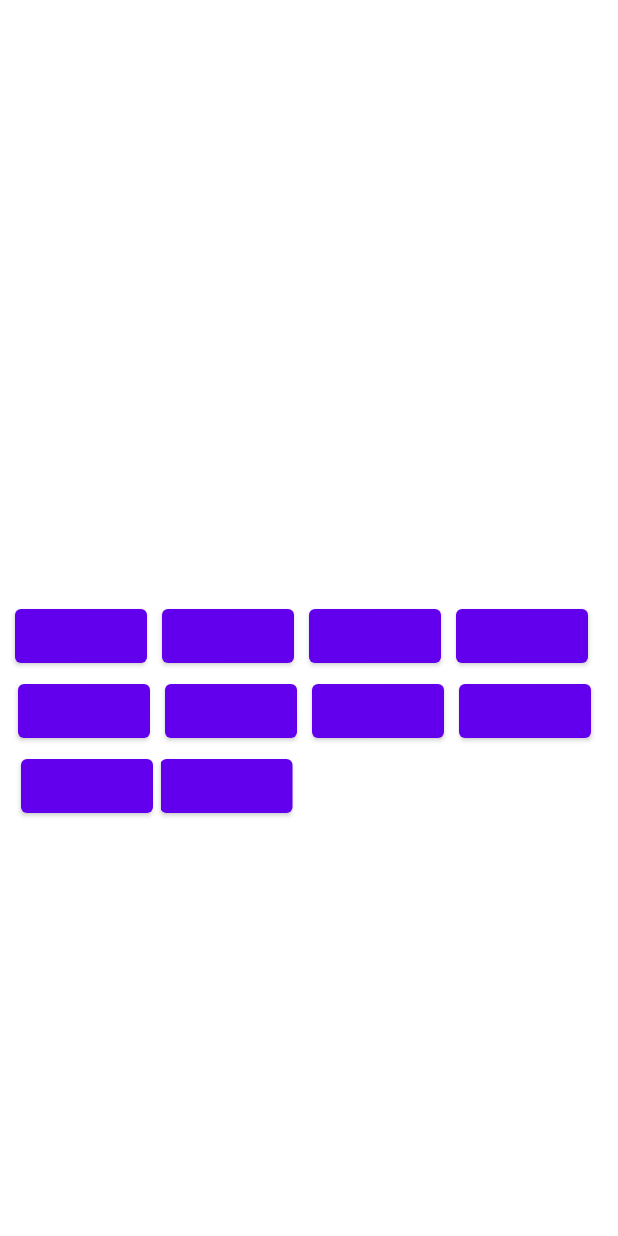
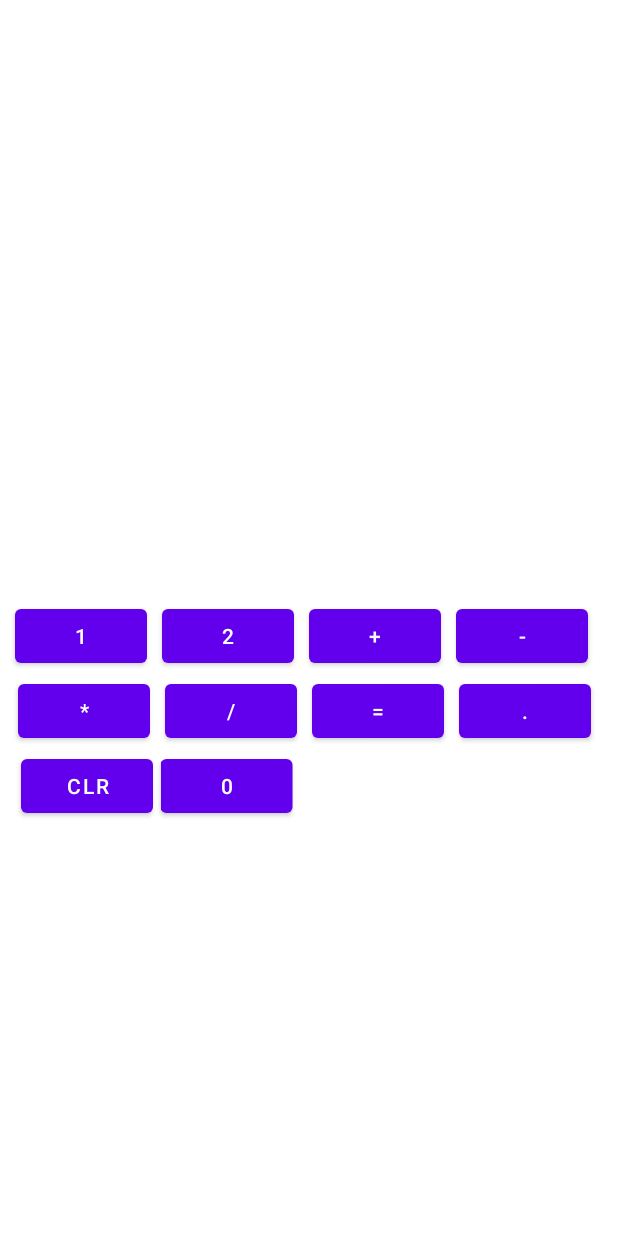
Before and after one commit to uOttawa-Summer2022/Group_13_Lab_1, an Android app: the screen it shows after launch (MainActivity), on a phone screen of 412 x 824 dp. Run offline under Robolectric (Android 15) with nearby library versions, the phone set to English and light mode, and no system bars; our stand-ins replace navigation-ui.

```diff
--- a/app/src/main/res/layout/activity_main.xml
+++ b/app/src/main/res/layout/activity_main.xml
@@ -41,7 +41,7 @@
             android:layout_height="wrap_content"
             android:layout_marginStart="10dp"
             android:layout_marginBottom="300dp"
-            android:text="@string/btn3"
+            android:text="@string/plus"
             android:translationY="400dp" />
 
         <Button android:id="@+id/btn_subtraction"
@@ -49,7 +49,7 @@
             android:layout_height="wrap_content"
             android:layout_marginStart="10dp"
             android:layout_marginBottom="300dp"
-            android:text="@string/btn4"
+            android:text="@string/minus"
             android:translationY="400dp" />
 
         <Button
@@ -58,7 +58,7 @@
             android:layout_height="wrap_content"
             android:layout_marginStart="-100dp"
             android:layout_marginBottom="300dp"
-            android:text="@string/btn5"
+            android:text="@string/mult"
             android:translationX="-280dp"
             android:translationY="450dp" />
 
@@ -67,7 +67,7 @@
             android:layout_height="wrap_content"
             android:layout_marginStart="-100dp"
             android:layout_marginBottom="300dp"
-            android:text="@string/btn6"
+            android:text="@string/division"
             android:translationX="-170dp"
             android:translationY="450dp" />
 
@@ -77,7 +77,7 @@
             android:layout_height="wrap_content"
             android:layout_marginStart="-100dp"
             android:layout_marginBottom="300dp"
-            android:text="@string/btn7"
+            android:text="@string/equal"
             android:translationX="-60dp"
             android:translationY="450dp" />
 
@@ -87,7 +87,7 @@
             android:layout_height="wrap_content"
             android:layout_marginStart="-100dp"
             android:layout_marginBottom="300dp"
-            android:text="@string/btn8"
+            android:text="@string/btn_dot"
             android:translationX="50dp"
             android:translationY="450dp" />
 
@@ -97,7 +97,7 @@
             android:layout_height="wrap_content"
             android:layout_marginStart="-100dp"
             android:layout_marginBottom="300dp"
-            android:text="@string/btn9"
+            android:text="@string/btn_clear"
             android:translationX="-230dp"
             android:translationY="500dp" />
 
@@ -107,7 +107,7 @@
             android:layout_height="wrap_content"
             android:layout_marginStart="-100dp"
             android:layout_marginBottom="300dp"
-            android:text="@string/btn2"
+            android:text="@string/btn0"
             android:translationX="-125dp"
             android:translationY="500dp" />
 
--- a/app/src/main/res/values/strings.xml
+++ b/app/src/main/res/values/strings.xml
@@ -10,21 +10,21 @@
     <string name="hello_first_fragment">Hello first fragment</string>
     <string name="hello_second_fragment">Hello second fragment. Arg: %1$s</string>
     <string name="_1">1</string>
-    <string name="btn4" />
-    <string name="btn5" />
-    <string name="btn6" />
-    <string name="minus" />
-    <string name="plus" />
-    <string name="btn3" />
-    <string name="btn2" />
-    <string name="btn1" />
-    <string name="btn7" />
-    <string name="btn8" />
-    <string name="btn9" />
-    <string name="mult" />
-    <string name="btn_clear" />
-    <string name="btn0" />
-    <string name="btn_dot" />
-    <string name="division" />
-    <string name="equal" />
+    <string name="btn4">4</string>
+    <string name="btn5">5</string>
+    <string name="btn6">6</string>
+    <string name="minus">-</string>
+    <string name="plus">+</string>
+    <string name="btn3">3</string>
+    <string name="btn2">2</string>
+    <string name="btn1">1</string>
+    <string name="btn7">7</string>
+    <string name="btn8">8</string>
+    <string name="btn9">9</string>
+    <string name="mult">*</string>
+    <string name="btn_clear">CLR</string>
+    <string name="btn0" >0</string>
+    <string name="btn_dot">.</string>
+    <string name="division">/</string>
+    <string name="equal">=</string>
 </resources>
```
Also changed, not shown: app/src/main/java/com/example/tester2/Calculator.java (added, +70 -0 lines), app/src/main/java/com/example/tester2/MainActivity.java (+117 -13 lines).
